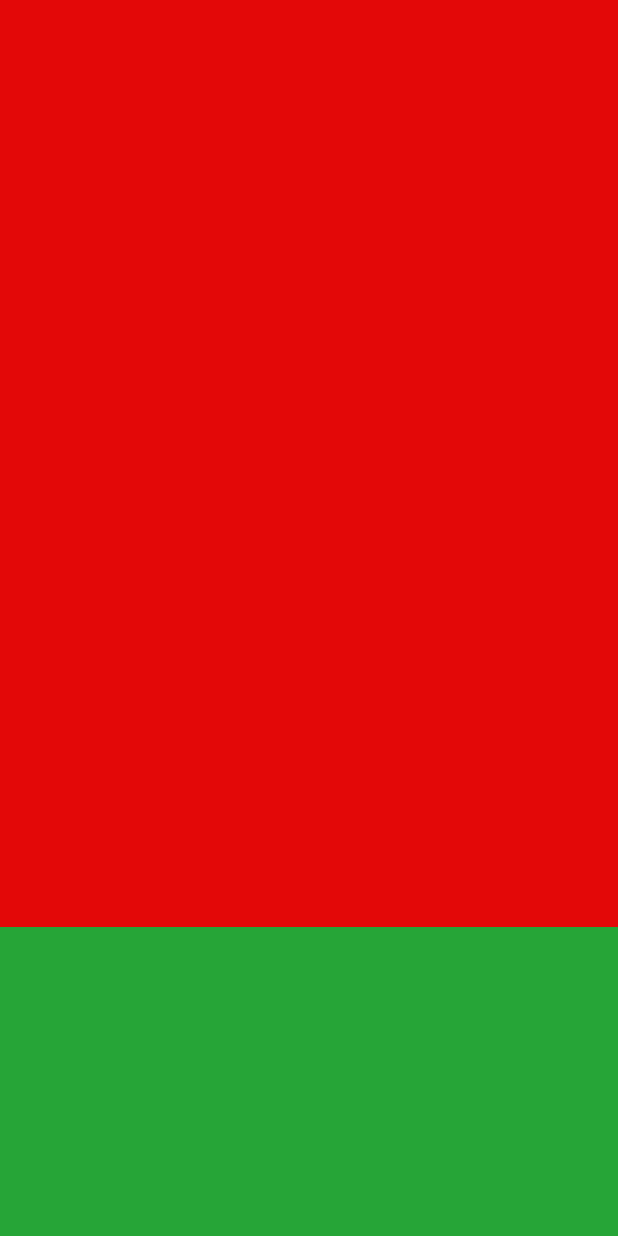
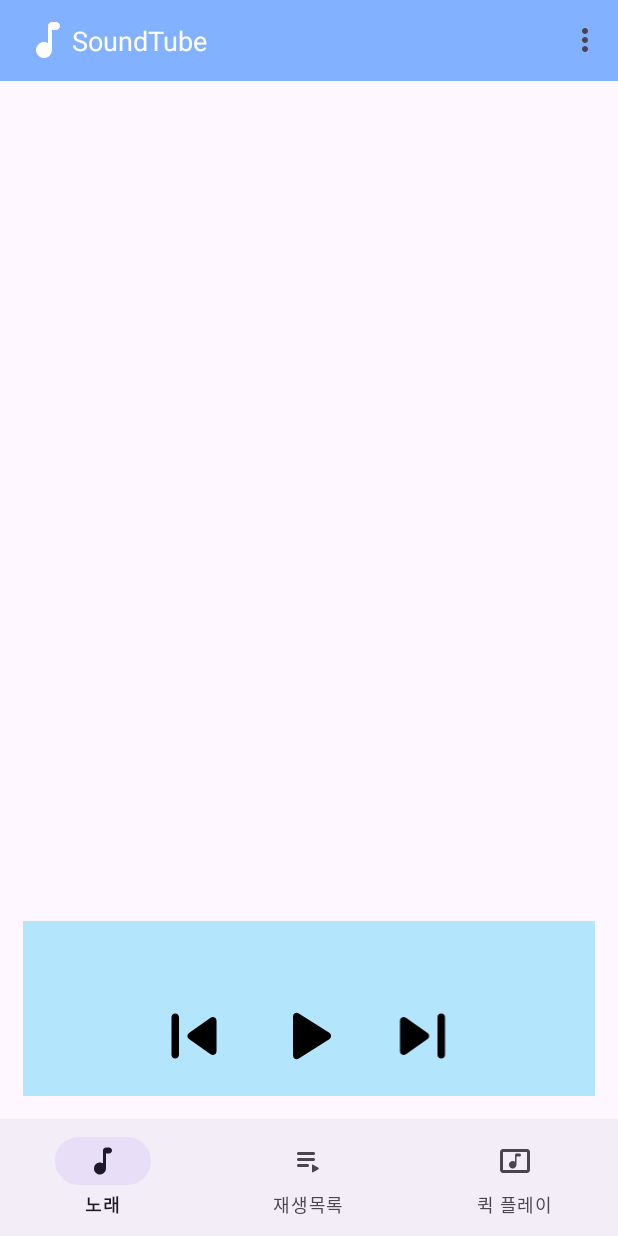
Before and after one commit to kcw0x466/sound-tube, an Android app: the screen it shows after launch (MainActivity), on a phone screen of 412 x 824 dp. Run offline under Robolectric (Android 15) with nearby library versions, the phone set to English and light mode, and no system bars.

Commit message:
UI 구성 완료

```diff
--- a/Client/SoundTube/app/src/main/java/com/cookandroid/soundtube/MainActivity.java
+++ b/Client/SoundTube/app/src/main/java/com/cookandroid/soundtube/MainActivity.java
@@ -2,17 +2,39 @@ package com.cookandroid.soundtube;
 
 import androidx.appcompat.app.AppCompatActivity;
 import android.os.Bundle;
+import android.view.MenuInflater;
+import android.view.Menu;
+import android.view.MenuItem;
+import androidx.appcompat.widget.Toolbar;
 
 
 public class MainActivity extends AppCompatActivity {
-
+    Toolbar toolbar;
 
     @Override
     protected void onCreate(Bundle savedInstanceState) {
         super.onCreate(savedInstanceState);
         setContentView(R.layout.activity_main);
-
-
+        toolbar = (Toolbar) findViewById(R.id.toolbar);
+        setSupportActionBar(toolbar);
 
     }
+
+    @Override
+    public boolean onCreateOptionsMenu(Menu menu) {
+        MenuInflater menuInflater = getMenuInflater();
+        menuInflater.inflate(R.menu.appbar_action, menu);
+        return true;
+    }
+
+    @Override
+    public boolean onOptionsItemSelected(MenuItem item) {
+//        switch (item.getItemId()) {
+//            case R.id.action_settings1:
+//                Toast.makeText(getApplicationContext(), "Test", Toast.LENGTH_LONG).show();
+//                return true;
+//
+//        }
+        return super.onOptionsItemSelected(item);
+    }
 }
--- /dev/null
+++ b/Client/SoundTube/app/src/main/res/drawable/round_audiotrack.xml
@@ -0,0 +1,5 @@
+<vector android:height="32dp" android:tint="#ffffff"
+    android:viewportHeight="24" android:viewportWidth="24"
+    android:width="32dp" xmlns:android="http://schemas.android.com/apk/res/android">
+    <path android:fillColor="@android:color/white" android:pathData="M12,5v8.55c-0.94,-0.54 -2.1,-0.75 -3.33,-0.32 -1.34,0.48 -2.37,1.67 -2.61,3.07 -0.46,2.74 1.86,5.08 4.59,4.65 1.96,-0.31 3.35,-2.11 3.35,-4.1V7h2c1.1,0 2,-0.9 2,-2s-0.9,-2 -2,-2h-2c-1.1,0 -2,0.9 -2,2z"/>
+</vector>
--- /dev/null
+++ b/Client/SoundTube/app/src/main/res/drawable/round_music_video_24.xml
@@ -0,0 +1,6 @@
+<vector android:height="48dp" android:tint="#ffffff"
+    android:viewportHeight="24" android:viewportWidth="24"
+    android:width="48dp" xmlns:android="http://schemas.android.com/apk/res/android">
+    <path android:fillColor="@android:color/white" android:pathData="M20,4H4C2.9,4 2,4.9 2,6v12c0,1.1 0.9,2 2,2h16c1.1,0 2,-0.9 2,-2V6C22,4.9 21.1,4 20,4zM20,18H4V6h16V18z"/>
+    <path android:fillColor="@android:color/white" android:pathData="M10.84,16.98c1.26,-0.17 2.16,-1.33 2.16,-2.6L13,9h2c0.55,0 1,-0.45 1,-1v0c0,-0.55 -0.45,-1 -1,-1h-2c-0.55,0 -1,0.45 -1,1v4.51c-0.46,-0.35 -1.02,-0.54 -1.66,-0.51c-1.11,0.07 -2.09,0.92 -2.3,2.02C7.73,15.73 9.15,17.2 10.84,16.98z"/>
+</vector>
--- /dev/null
+++ b/Client/SoundTube/app/src/main/res/drawable/round_pause.xml
@@ -0,0 +1,5 @@
+<vector android:height="60dp" android:tint="#000000"
+    android:viewportHeight="24" android:viewportWidth="24"
+    android:width="60dp" xmlns:android="http://schemas.android.com/apk/res/android">
+    <path android:fillColor="@android:color/black" android:pathData="M8,19c1.1,0 2,-0.9 2,-2L10,7c0,-1.1 -0.9,-2 -2,-2s-2,0.9 -2,2v10c0,1.1 0.9,2 2,2zM14,7v10c0,1.1 0.9,2 2,2s2,-0.9 2,-2L18,7c0,-1.1 -0.9,-2 -2,-2s-2,0.9 -2,2z"/>
+</vector>
--- /dev/null
+++ b/Client/SoundTube/app/src/main/res/drawable/round_play_arrow.xml
@@ -0,0 +1,5 @@
+<vector android:height="60dp" android:tint="#000000"
+    android:viewportHeight="24" android:viewportWidth="24"
+    android:width="60dp" xmlns:android="http://schemas.android.com/apk/res/android">
+    <path android:fillColor="@android:color/white" android:pathData="M8,6.82v10.36c0,0.79 0.87,1.27 1.54,0.84l8.14,-5.18c0.62,-0.39 0.62,-1.29 0,-1.69L9.54,5.98C8.87,5.55 8,6.03 8,6.82z"/>
+</vector>
--- /dev/null
+++ b/Client/SoundTube/app/src/main/res/drawable/round_playlist_play.xml
@@ -0,0 +1,5 @@
+<vector android:autoMirrored="true" android:height="48dp"
+    android:tint="#ffffff" android:viewportHeight="24"
+    android:viewportWidth="24" android:width="48dp" xmlns:android="http://schemas.android.com/apk/res/android">
+    <path android:fillColor="@android:color/white" android:pathData="M5,10h10c0.55,0 1,0.45 1,1s-0.45,1 -1,1L5,12c-0.55,0 -1,-0.45 -1,-1s0.45,-1 1,-1zM5,6h10c0.55,0 1,0.45 1,1s-0.45,1 -1,1L5,8c-0.55,0 -1,-0.45 -1,-1s0.45,-1 1,-1zM5,14h6c0.55,0 1,0.45 1,1s-0.45,1 -1,1L5,16c-0.55,0 -1,-0.45 -1,-1s0.45,-1 1,-1zM14,14.88v4.23c0,0.39 0.42,0.63 0.76,0.43l3.53,-2.12c0.32,-0.19 0.32,-0.66 0,-0.86l-3.53,-2.12c-0.34,-0.19 -0.76,0.05 -0.76,0.44z"/>
+</vector>
--- /dev/null
+++ b/Client/SoundTube/app/src/main/res/drawable/round_skip_next.xml
@@ -0,0 +1,5 @@
+<vector android:height="60dp" android:tint="#000000"
+    android:viewportHeight="24" android:viewportWidth="24"
+    android:width="60dp" xmlns:android="http://schemas.android.com/apk/res/android">
+    <path android:fillColor="@android:color/white" android:pathData="M7.58,16.89l5.77,-4.07c0.56,-0.4 0.56,-1.24 0,-1.63L7.58,7.11C6.91,6.65 6,7.12 6,7.93v8.14c0,0.81 0.91,1.28 1.58,0.82zM16,7v10c0,0.55 0.45,1 1,1s1,-0.45 1,-1V7c0,-0.55 -0.45,-1 -1,-1s-1,0.45 -1,1z"/>
+</vector>
--- /dev/null
+++ b/Client/SoundTube/app/src/main/res/drawable/round_skip_previous.xml
@@ -0,0 +1,5 @@
+<vector android:height="60dp" android:tint="#000000"
+    android:viewportHeight="24" android:viewportWidth="24"
+    android:width="60dp" xmlns:android="http://schemas.android.com/apk/res/android">
+    <path android:fillColor="@android:color/black" android:pathData="M7,6c0.55,0 1,0.45 1,1v10c0,0.55 -0.45,1 -1,1s-1,-0.45 -1,-1L6,7c0,-0.55 0.45,-1 1,-1zM10.66,12.82l5.77,4.07c0.66,0.47 1.58,-0.01 1.58,-0.82L18.01,7.93c0,-0.81 -0.91,-1.28 -1.58,-0.82l-5.77,4.07c-0.57,0.4 -0.57,1.24 0,1.64z"/>
+</vector>
--- a/Client/SoundTube/app/src/main/res/layout/activity_main.xml
+++ b/Client/SoundTube/app/src/main/res/layout/activity_main.xml
@@ -5,26 +5,95 @@
     android:layout_width="match_parent"
     android:layout_height="match_parent"
     android:orientation="vertical"
-    tools:context=".MainActivity">
+    tools:context=".MainActivity" >
+
+    <androidx.appcompat.widget.Toolbar
+        android:id="@+id/toolbar"
+        android:layout_width="match_parent"
+        android:layout_height="0dp"
+        android:layout_weight="0.7"
+        android:background="#82B1FF"
+        app:logo="@drawable/round_audiotrack"
+        app:title="SoundTube"
+        app:titleTextAppearance="@style/TextAppearance.AppCompat.Medium"
+        app:titleTextColor="#FFFFFF">
+
+        <!--        <TextView-->
+        <!--            android:layout_width="match_parent"-->
+        <!--            android:layout_height="wrap_content"-->
+        <!--            android:text="Sound Tube"-->
+        <!--            -->
+        <!--            android:textColor="#FFFFFF"-->
+        <!--            android:textSize="34sp" />-->
+
+    </androidx.appcompat.widget.Toolbar>
+
+    <FrameLayout
+        android:layout_width="match_parent"
+        android:layout_height="0dp"
+        android:layout_weight="7" />
 
     <LinearLayout
         android:layout_width="match_parent"
-        android:layout_height="match_parent"
-        android:layout_weight="1"
-        android:background="#E30808"
-        android:orientation="vertical"></LinearLayout>
+        android:layout_height="0dp"
+        android:layout_margin="15dp"
+        android:layout_weight="1.5"
+        android:background="#B3E5FC"
+        android:orientation="vertical">
+
+        <TextView
+            android:id="@+id/textView"
+            android:layout_width="match_parent"
+            android:layout_height="0dp"
+            android:layout_weight="1.2"
+            android:text=""
+            android:textAlignment="center"
+            android:textSize="15sp" />
 
         <LinearLayout
             android:layout_width="match_parent"
+            android:layout_height="0dp"
+            android:layout_weight="1.8"
+            android:orientation="horizontal">
+
+            <View
+                android:id="@+id/view"
+                android:layout_width="0dp"
                 android:layout_height="wrap_content"
-        android:layout_weight="2"
-        android:background="#262073"
-        android:orientation="vertical"></LinearLayout>
+                android:layout_weight="1" />
 
-    <LinearLayout
+            <ImageView
+                android:id="@+id/prev_btn"
+                android:layout_width="0dp"
+                android:layout_height="wrap_content"
+                android:layout_weight="1"
+                android:src="@drawable/round_skip_previous" />
+
+            <ImageView
+                android:id="@+id/play_pause_btn"
+                android:layout_width="0dp"
+                android:layout_height="wrap_content"
+                android:layout_weight="1"
+                android:src="@drawable/round_play_arrow" />
+
+            <ImageView
+                android:id="@+id/next_btn"
+                android:layout_width="0dp"
+                android:layout_height="wrap_content"
+                android:layout_weight="1"
+                android:src="@drawable/round_skip_next" />
+
+            <View
+                android:id="@+id/view2"
+                android:layout_width="0dp"
+                android:layout_height="wrap_content"
+                android:layout_weight="1" />
+        </LinearLayout>
+    </LinearLayout>
+
+    <com.google.android.material.bottomnavigation.BottomNavigationView
         android:layout_width="match_parent"
-        android:layout_height="match_parent"
+        android:layout_height="0dp"
         android:layout_weight="1"
-        android:background="#26A537"
-        android:orientation="vertical"></LinearLayout>
+        app:menu="@menu/main_menu_bottom" />
 </LinearLayout>
--- /dev/null
+++ b/Client/SoundTube/app/src/main/res/menu/appbar_action.xml
@@ -0,0 +1,15 @@
+<?xml version="1.0" encoding="utf-8"?>
+<menu xmlns:android="http://schemas.android.com/apk/res/android"
+    xmlns:app="http://schemas.android.com/apk/res-auto">
+
+    <item
+        android:id="@+id/action_add"
+        android:title="추가"
+        app:showAsAction="never"/>
+
+    <item
+        android:id="@+id/action_delete"
+        android:title="삭제"
+        app:showAsAction="never"/>
+
+</menu>
--- /dev/null
+++ b/Client/SoundTube/app/src/main/res/menu/main_menu_bottom.xml
@@ -0,0 +1,18 @@
+<?xml version="1.0" encoding="utf-8"?>
+<menu xmlns:android="http://schemas.android.com/apk/res/android">
+    <item
+        android:id="@+id/menu_music"
+        android:title="노래"
+        android:icon="@drawable/round_audiotrack"
+        />
+    <item
+        android:id="@+id/menu_playlist"
+        android:title="재생목록"
+        android:icon="@drawable/round_playlist_play"
+        />
+    <item
+        android:id="@+id/menu_quick_play"
+        android:title="퀵 플레이"
+        android:icon="@drawable/round_music_video_24"
+        />
+</menu>
--- a/Client/SoundTube/app/src/main/res/values/strings.xml
+++ b/Client/SoundTube/app/src/main/res/values/strings.xml
@@ -1,3 +1,5 @@
 <resources>
     <string name="app_name">SoundTube</string>
+    <!-- TODO: Remove or change this placeholder text -->
+    <string name="hello_blank_fragment">Hello blank fragment</string>
 </resources>
```
Also changed, not shown: Client/SoundTube/app/src/main/java/com/cookandroid/soundtube/MusicList.java (added, +64 -0 lines), Client/SoundTube/app/src/main/java/com/cookandroid/soundtube/PlayList.java (added, +64 -0 lines), Client/SoundTube/app/src/main/java/com/cookandroid/soundtube/QuickPlay.java (added, +64 -0 lines), Client/SoundTube/app/src/main/res/layout/fragment_music_list.xml (added, +12 -0 lines), Client/SoundTube/app/src/main/res/layout/fragment_play_list.xml (added, +12 -0 lines), Client/SoundTube/app/src/main/res/layout/fragment_quick_play.xml (added, +28 -0 lines). Lines whose indentation alone changed are shown as unchanged.
